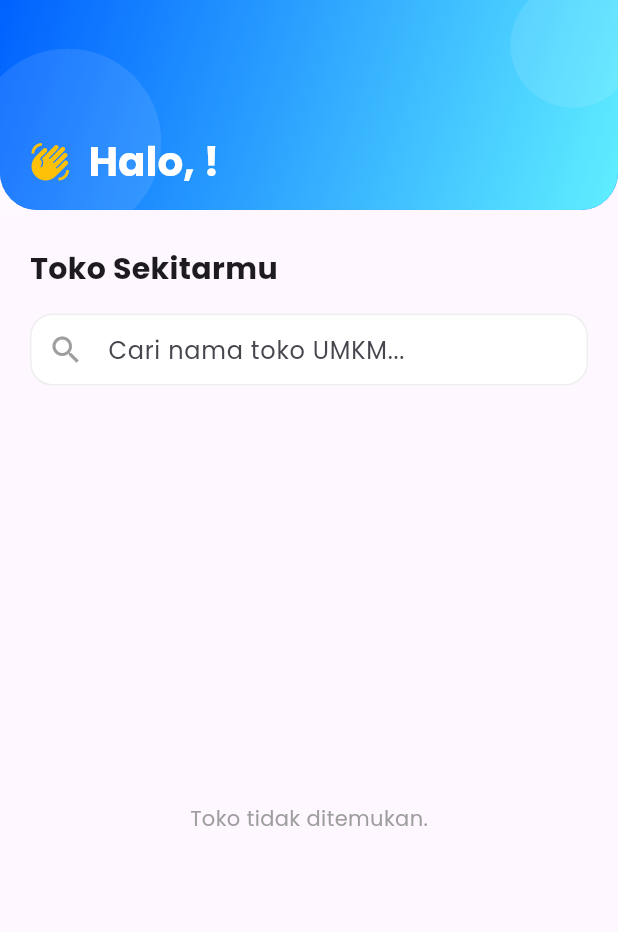
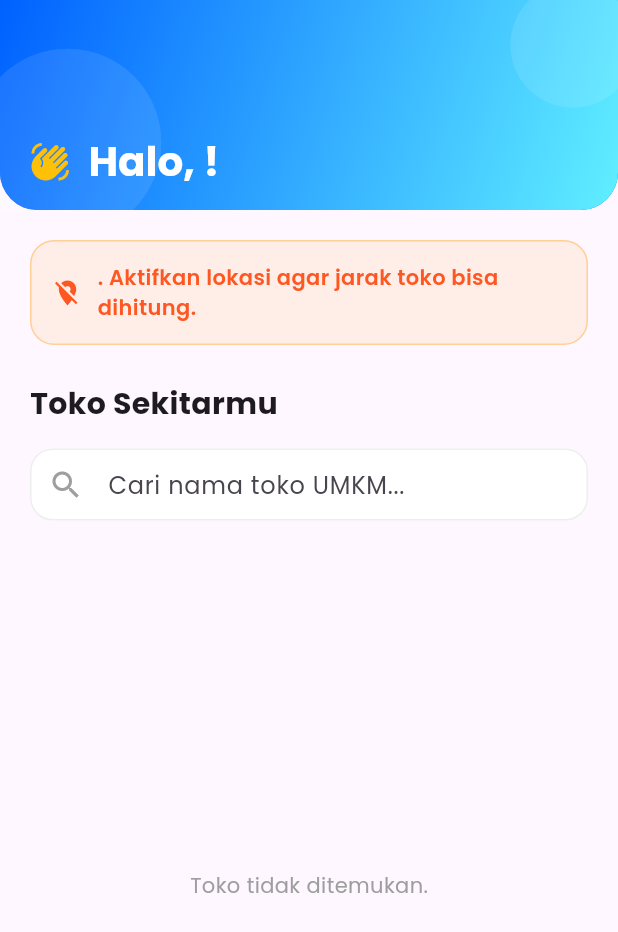
Before and after one commit to sakir14/Antriku, a Flutter app: the CustomerHomeTab widget shown alone on an empty page, opened directly with empty values, on a phone screen of 412 x 824 dp. Shown: the top 932 px of the screen. Run offline on Flutter 3.47's test engine with Material 3 defaults, Android fonts, the phone set to English and light mode, and no system bars; our stand-ins replace awesome_snackbar_content, firebase_core, firebase_messaging, fl_chart, geolocator, google_fonts and 10 more; missing offline and left inert: encrypt, pusher_channels_flutter, simple_barcode_scanner; accounts and stored records are empty; network calls fail.

Commit message:
Improve customer location status handling

```diff
--- a/lib/features/customer/screens/customer_dashboard.dart
+++ b/lib/features/customer/screens/customer_dashboard.dart
@@ -269,6 +269,8 @@ class _CustomerDashboardState extends State<CustomerDashboard> {
         activeQueues: dashboard.activeQueues,
         customerProfile: dashboard.customerProfile,
         isLoading: dashboard.isLoading,
+        hasCurrentLocation: dashboard.hasCurrentLocation,
+        locationMessage: dashboard.locationMessage,
         onTakeQueue: _takeQueueAction,
         onCancelQueue: _cancelQueueAction,
       ),
--- a/lib/features/customer/screens/customer_home_tab.dart
+++ b/lib/features/customer/screens/customer_home_tab.dart
@@ -7,6 +7,8 @@ class CustomerHomeTab extends StatefulWidget {
   final List<dynamic> activeQueues;
   final Map<String, dynamic>? customerProfile;
   final bool isLoading;
+  final bool hasCurrentLocation;
+  final String? locationMessage;
   final Function(int) onTakeQueue;
   final Function(int) onCancelQueue;
 
@@ -17,6 +19,8 @@ class CustomerHomeTab extends StatefulWidget {
     required this.activeQueues,
     required this.customerProfile,
     required this.isLoading,
+    required this.hasCurrentLocation,
+    required this.locationMessage,
     required this.onTakeQueue,
     required this.onCancelQueue,
   });
@@ -27,6 +31,24 @@ class CustomerHomeTab extends StatefulWidget {
 
 class _CustomerHomeTabState extends State<CustomerHomeTab> {
   String _searchQuery = '';
+
+  String _formatDistance(double? distance) {
+    if (distance != null) {
+      return distance < 1
+          ? 'Jarak: ${(distance * 1000).toInt()} meter'
+          : 'Jarak: ${distance.toStringAsFixed(1)} KM';
+    }
+
+    if (widget.locationMessage != null) {
+      return widget.locationMessage!;
+    }
+
+    if (widget.hasCurrentLocation) {
+      return 'Lokasi toko belum tersedia';
+    }
+
+    return 'Menghitung jarak...';
+  }
 
   Widget _buildReusableAppBar({required String title, IconData? icon}) {
     return SliverAppBar(
@@ -200,11 +222,7 @@ class _CustomerHomeTabState extends State<CustomerHomeTab> {
                   ),
                   const SizedBox(width: 10),
                   Text(
-                    distance != null
-                        ? (distance < 1
-                              ? 'Jarak: ${(distance * 1000).toInt()} meter'
-                              : 'Jarak: ${distance.toStringAsFixed(1)} KM')
-                        : 'Menghitung jarak...',
+                    _formatDistance(distance),
                     style: TextStyle(color: Colors.grey.shade700),
                   ),
                 ],
@@ -228,8 +246,13 @@ class _CustomerHomeTabState extends State<CustomerHomeTab> {
                           Navigator.pop(sheetContext);
                           if (distance == null) {
                             ScaffoldMessenger.of(context).showSnackBar(
-                              const SnackBar(
-                                content: Text('Menunggu lokasi akurat...'),
+                              SnackBar(
+                                content: Text(
+                                  widget.locationMessage ??
+                                      (widget.hasCurrentLocation
+                                          ? 'Lokasi toko belum tersedia.'
+                                          : 'Menunggu lokasi akurat...'),
+                                ),
                                 backgroundColor: Colors.orange,
                               ),
                             );
@@ -622,6 +645,40 @@ class _CustomerHomeTabState extends State<CustomerHomeTab> {
         if (widget.promotions.isNotEmpty)
           SliverToBoxAdapter(child: _buildPromotionsSection()),
 
+        if (widget.locationMessage != null)
+          SliverToBoxAdapter(
+            child: Padding(
+              padding: const EdgeInsets.fromLTRB(20, 20, 20, 0),
+              child: Container(
+                padding: const EdgeInsets.all(14),
+                decoration: BoxDecoration(
+                  color: Colors.orange.withAlpha(24),
+                  borderRadius: BorderRadius.circular(16),
+                  border: Border.all(color: Colors.orange.withAlpha(90)),
+                ),
+                child: Row(
+                  children: [
+                    const Icon(
+                      Icons.location_off,
+                      color: Colors.deepOrange,
+                      size: 20,
+                    ),
+                    const SizedBox(width: 10),
+                    Expanded(
+                      child: Text(
+                        '${widget.locationMessage}. Aktifkan lokasi agar jarak toko bisa dihitung.',
+                        style: const TextStyle(
+                          color: Colors.deepOrange,
+                          fontWeight: FontWeight.w600,
+                        ),
+                      ),
+                    ),
+                  ],
+                ),
+              ),
+            ),
+          ),
+
         SliverToBoxAdapter(
           child: Padding(
             padding: const EdgeInsets.fromLTRB(20, 25, 20, 10),
--- a/lib/providers/customer_dashboard_provider.dart
+++ b/lib/providers/customer_dashboard_provider.dart
@@ -15,6 +15,7 @@ class CustomerDashboardProvider extends ChangeNotifier {
   List<dynamic> _promotions = [];
   Map<String, dynamic>? _customerProfile;
   Position? _currentPosition;
+  String? _locationMessage;
   bool _isLoading = true;
   bool _hasVibrated = false;
   String? _pendingTurnWarningStoreName;
@@ -24,6 +25,8 @@ class CustomerDashboardProvider extends ChangeNotifier {
   List<dynamic> get history => _history;
   List<dynamic> get promotions => _promotions;
   Map<String, dynamic>? get customerProfile => _customerProfile;
+  bool get hasCurrentLocation => _currentPosition != null;
+  String? get locationMessage => _locationMessage;
   bool get isLoading => _isLoading;
 
   Future<void> loadInitialData() async {
@@ -83,6 +86,7 @@ class CustomerDashboardProvider extends ChangeNotifier {
     _promotions = [];
     _customerProfile = null;
     _currentPosition = null;
+    _locationMessage = null;
     _isLoading = true;
     _hasVibrated = false;
     _pendingTurnWarningStoreName = null;
@@ -116,16 +120,30 @@ class CustomerDashboardProvider extends ChangeNotifier {
   }
 
   Future<void> _determinePosition() async {
+    _locationMessage = null;
+
     final serviceEnabled = await Geolocator.isLocationServiceEnabled();
-    if (!serviceEnabled) return;
+    if (!serviceEnabled) {
+      _currentPosition = null;
+      _locationMessage = 'GPS belum aktif';
+      return;
+    }
 
     var permission = await Geolocator.checkPermission();
     if (permission == LocationPermission.denied) {
       permission = await Geolocator.requestPermission();
-      if (permission == LocationPermission.denied) return;
+      if (permission == LocationPermission.denied) {
+        _currentPosition = null;
+        _locationMessage = 'Izin lokasi belum diberikan';
+        return;
+      }
     }
 
-    if (permission == LocationPermission.deniedForever) return;
+    if (permission == LocationPermission.deniedForever) {
+      _currentPosition = null;
+      _locationMessage = 'Izin lokasi ditolak permanen';
+      return;
+    }
 
     try {
       _currentPosition = await Geolocator.getCurrentPosition(
@@ -133,7 +151,11 @@ class CustomerDashboardProvider extends ChangeNotifier {
           accuracy: LocationAccuracy.high,
         ),
       ).timeout(const Duration(seconds: 8));
+      _locationMessage = null;
     } catch (e) {
+      if (_currentPosition == null) {
+        _locationMessage = 'Lokasi belum tersedia';
+      }
       debugPrint('Lokasi dilewati karena lambat/tidak tersedia: $e');
     }
   }
```
